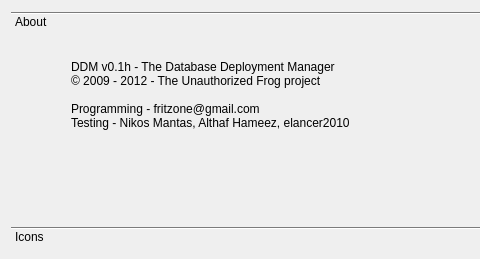
The window that AboutBoxDialog.ui (fritzone/ddm) describes before a commit, drawn with Qt 5; both pictures show x 0 to 480 and y 0 to 259 of the 686 by 259 pixel window.
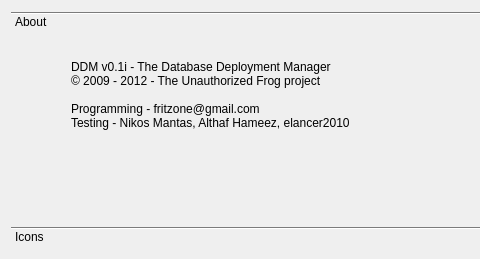
The same window after the commit. Icons and pictures are not drawn.

The edit to the form file:
```diff
--- a/AboutBoxDialog.ui
+++ b/AboutBoxDialog.ui
@@ -36,8 +36,8 @@
        <rect>
         <x>0</x>
         <y>0</y>
-        <width>577</width>
-        <height>179</height>
+        <width>587</width>
+        <height>187</height>
        </rect>
       </property>
       <attribute name="label">
@@ -69,7 +69,7 @@
         </rect>
        </property>
        <property name="text">
-        <string>DDM v0.1h - The Database Deployment Manager
+        <string>DDM v0.1i - The Database Deployment Manager
 © 2009 - 2012 - The Unauthorized Frog project
 
 Programming - fritzone@gmail.com
```
Left out of the diff: 4 changed lines with no effect on the pictures.
